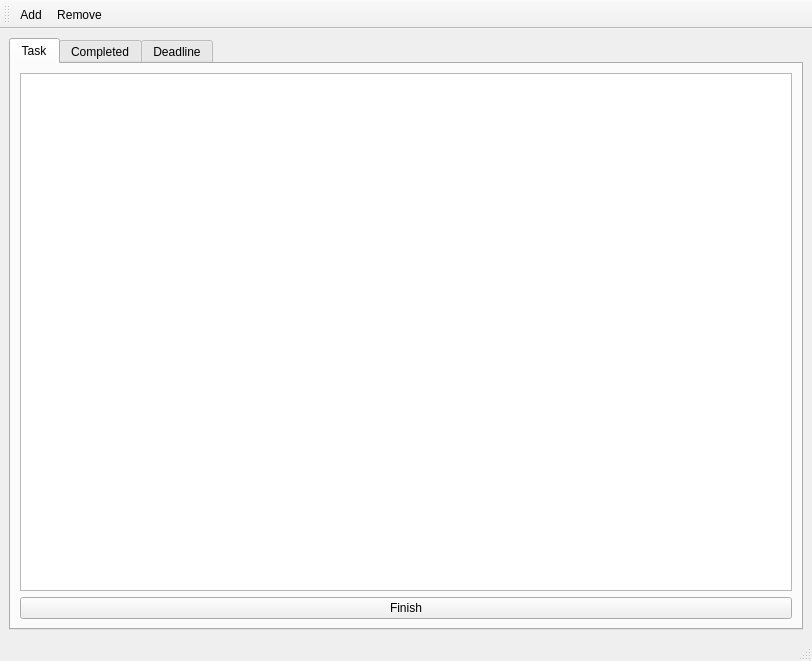
Above: mainwindow.ui from ismesunny/Qt-To-Do-List-App-Project before the change. Below: the same form after it.
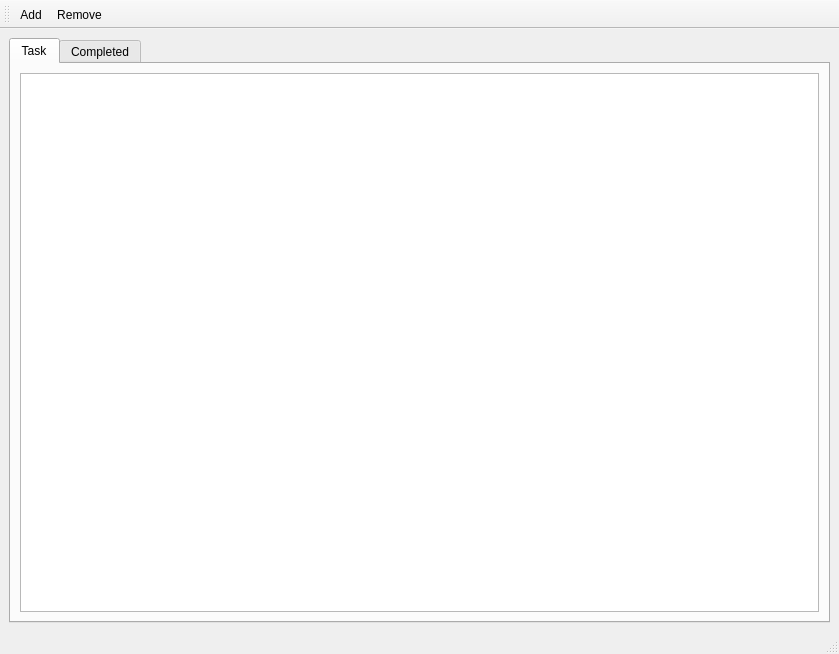
That is the form after the change. The open tabs and pages were chosen to show the change. Icons and pictures are not drawn.

Diff of the .ui file:
```diff
--- a/mainwindow.ui
+++ b/mainwindow.ui
@@ -6,8 +6,8 @@
    <rect>
     <x>0</x>
     <y>0</y>
-    <width>812</width>
-    <height>661</height>
+    <width>839</width>
+    <height>654</height>
    </rect>
   </property>
   <property name="windowTitle">
@@ -29,16 +29,10 @@
        </attribute>
        <layout class="QVBoxLayout" name="verticalLayout_2">
         <item>
-         <widget class="QListWidget" name="listWidget"/>
-        </item>
-        <item>
-         <widget class="QPushButton" name="finishButton">
+         <widget class="QListWidget" name="listWidget">
           <property name="styleSheet">
            <string notr="true">font: 14pt &quot;Noto Sans&quot;;</string>
           </property>
-          <property name="text">
-           <string>Finish</string>
-          </property>
          </widget>
         </item>
        </layout>
@@ -53,11 +47,6 @@
         </item>
        </layout>
       </widget>
-      <widget class="QWidget" name="deadline">
-       <attribute name="title">
-        <string>Deadline</string>
-       </attribute>
-      </widget>
      </widget>
     </item>
    </layout>
```
Left out of the diff: 14 changed lines with no effect on the pictures.
